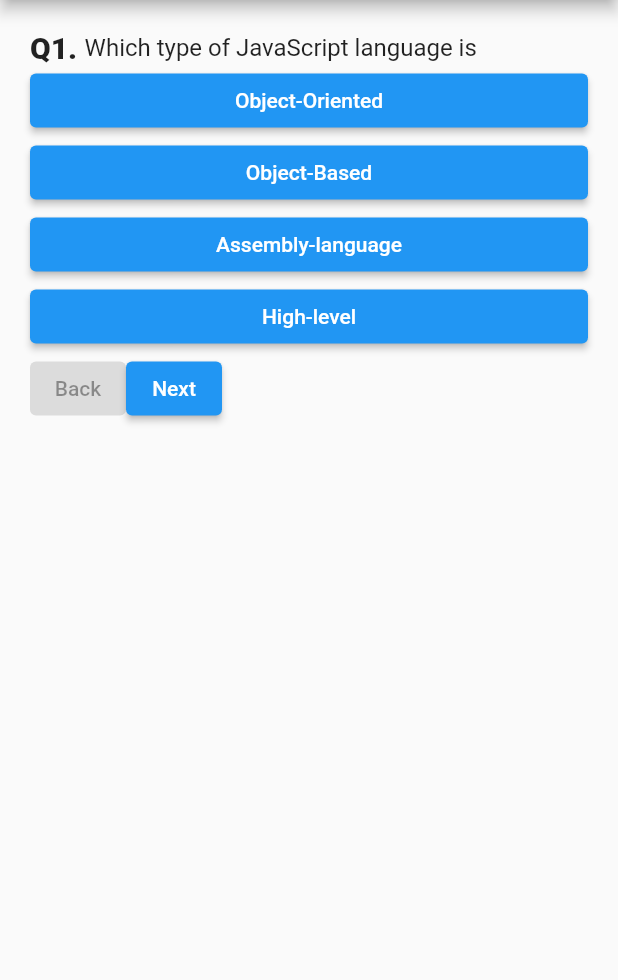
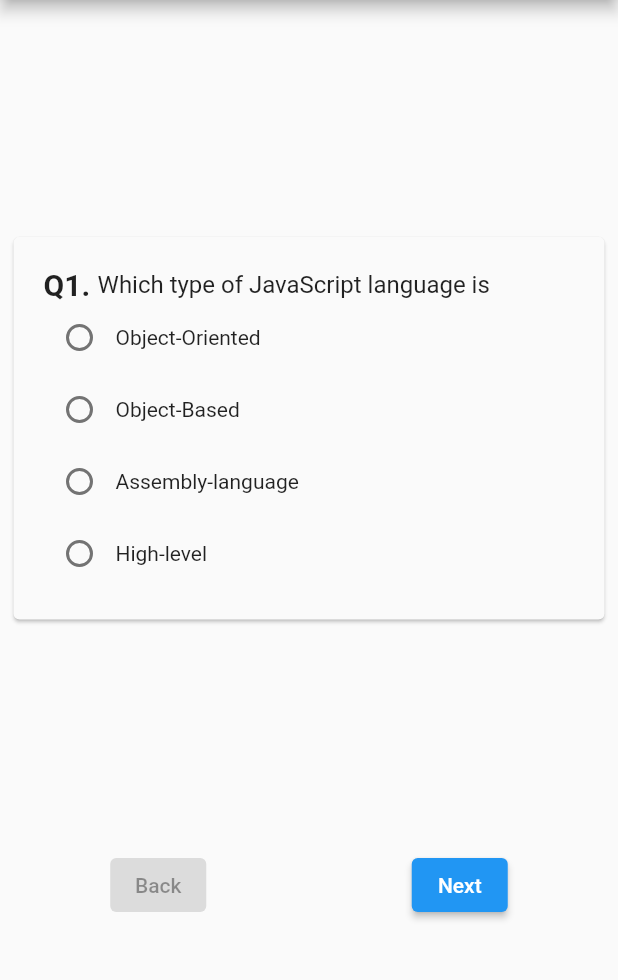
Before and after one commit to dev-amit-kumar/Flutter_Learning, a Flutter app: the screen it shows after launch, after a tap on "Start", on a phone screen of 412 x 824 dp, the part 84-1064 px from its top. Run offline on Flutter 3.47's test engine with Material 2 defaults, Android fonts, the phone set to English and light mode, and no system bars.

Commit message:
code structure change

```diff
--- a/quiz_app/lib/Quiz/playQuiz.dart
+++ b/quiz_app/lib/Quiz/QuestionScreen.dart
@@ -2,14 +2,14 @@ import 'package:flutter/material.dart';
 import 'widgets/question.dart';
 import 'widgets/options.dart';
 
-class PlayQuiz extends StatelessWidget {
+class QuestionScreen extends StatelessWidget {
   final List<Map<String, Object>> quesList;
   final int index;
   final Function ansQues;
   final Function goNext;
   final Function goBack;
 
-  PlayQuiz(
+  QuestionScreen(
       {@required this.quesList,
       @required this.index,
       @required this.ansQues,
@@ -19,9 +19,9 @@ class PlayQuiz extends StatelessWidget {
   @override
   Widget build(BuildContext context) {
     return Container(
-      padding: EdgeInsets.only(right: 20, left: 20),
-      margin: EdgeInsets.only(top: 20),
+      padding: EdgeInsets.all(5),
       child: Column(
+        mainAxisAlignment: MainAxisAlignment.spaceEvenly,
         children: [
           Question(
             question: quesList[index]['ques'],
--- a/quiz_app/lib/Quiz/index.dart
+++ b/quiz_app/lib/Quiz/index.dart
@@ -1,12 +1,10 @@
 import 'package:flutter/material.dart';
-import 'playQuiz.dart';
+import 'QuestionScreen.dart';
 import 'reviewAnswer.dart';
 
 class QuizScreen extends StatefulWidget {
   @override
-  State<StatefulWidget> createState() {
-    return _QuizScreenWithState();
-  }
+  State<StatefulWidget> createState() => _QuizScreenWithState();
 }
 
 class _QuizScreenWithState extends State<QuizScreen> {
@@ -121,7 +119,7 @@ class _QuizScreenWithState extends State<QuizScreen> {
           title: Text('My First App'),
         ),
         body: (_quesAnswered != _questionList.length)
-            ? PlayQuiz(
+            ? QuestionScreen(
                 quesList: _questionList,
                 index: _quesIndex,
                 goNext: _goNext,
--- a/quiz_app/lib/Quiz/widgets/options.dart
+++ b/quiz_app/lib/Quiz/widgets/options.dart
@@ -9,9 +9,8 @@ class Options extends StatelessWidget {
 
   @override
   Widget build(BuildContext context) {
-    return Container(
-      width: double.infinity,
-      child: Row(
+    return Row(
+      mainAxisAlignment: MainAxisAlignment.spaceAround,
       children: [
         isBack
             ? ElevatedButton(
@@ -33,7 +32,6 @@ class Options extends StatelessWidget {
               )
       ],
       mainAxisSize: MainAxisSize.max,
-      ),
     );
   }
 }
--- a/quiz_app/lib/Quiz/widgets/question.dart
+++ b/quiz_app/lib/Quiz/widgets/question.dart
@@ -8,11 +8,14 @@ class Question extends StatelessWidget {
   Question({this.question, this.quesNo, this.options, this.submitFunction});
   @override
   Widget build(BuildContext context) {
-    return Column(
+    return Card(
+      child: Container(
+        padding: EdgeInsets.all(20),
+        child: Column(
           children: [
             Row(children: [
               Text('Q$quesNo. ',
-              style: TextStyle(fontWeight: FontWeight.w900, fontSize: 20)),
+                  style: TextStyle(fontWeight: FontWeight.w700, fontSize: 20)),
               Text(
                 question,
                 style: TextStyle(fontSize: 16),
@@ -23,13 +26,23 @@ class Question extends StatelessWidget {
                 ...(options as List<String>).map((ans) {
                   return Container(
                     width: double.infinity,
-                child: ElevatedButton(
-                    child: Text(ans), onPressed: () => submitFunction(ans)),
+                    child: Row(
+                      children: [
+                        // ElevatedButton(onPressed: () => submitFunction(ans)),
+                        Radio(
+                            value: ans, groupValue: 'abc', onChanged: (val) {}),
+                        Text(ans)
+                      ],
+                    ),
                   );
                 }).toList(),
               ],
             )
           ],
+        ),
+      ),
+      color: Colors.grey[50],
+      elevation: 1,
     );
   }
 }
--- a/quiz_app/lib/main.dart
+++ b/quiz_app/lib/main.dart
@@ -4,12 +4,7 @@ import 'homeScreen.dart';
 
 void main() => runApp(MyApp());
 
-class MyApp extends StatefulWidget {
-  @override
-  State<StatefulWidget> createState() => _MyAppState();
-}
-
-class _MyAppState extends State<MyApp> {
+class MyApp extends StatelessWidget {
   @override
   Widget build(BuildContext context) {
     return MaterialApp(
```
Lines whose indentation alone changed are shown as unchanged.
